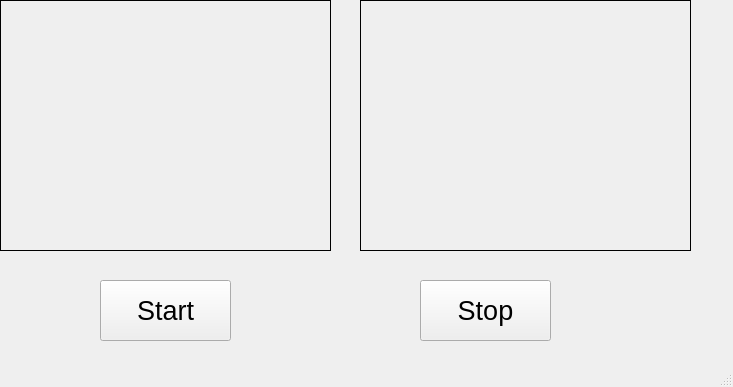
First picture: the form in gui1.ui, repository kyoko9000/75.-yolov8-pyqt5, before the edit.
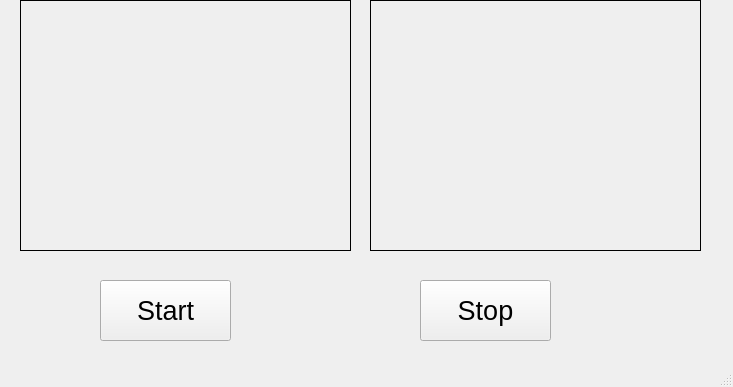
Second picture: the form after the edit.

```diff
--- a/gui1.ui
+++ b/gui1.ui
@@ -17,7 +17,7 @@
    <widget class="QLabel" name="label">
     <property name="geometry">
      <rect>
-      <x>0</x>
+      <x>20</x>
       <y>0</y>
       <width>331</width>
       <height>251</height>
@@ -75,7 +75,7 @@
    <widget class="QLabel" name="label_2">
     <property name="geometry">
      <rect>
-      <x>360</x>
+      <x>370</x>
       <y>0</y>
       <width>331</width>
       <height>251</height>
```
Left out of the diff: 2 changed lines with no effect on the pictures.
